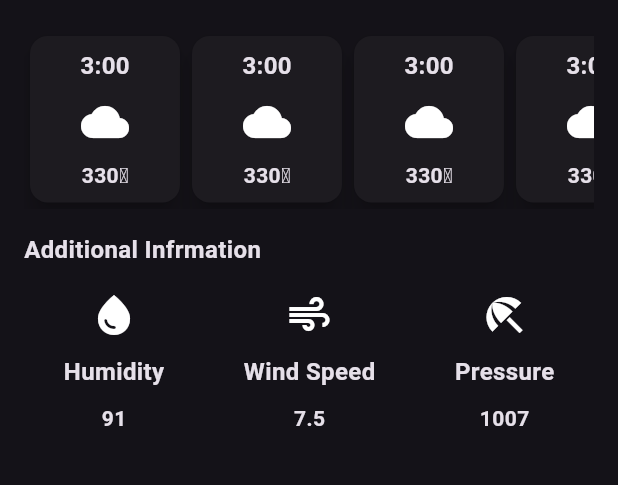
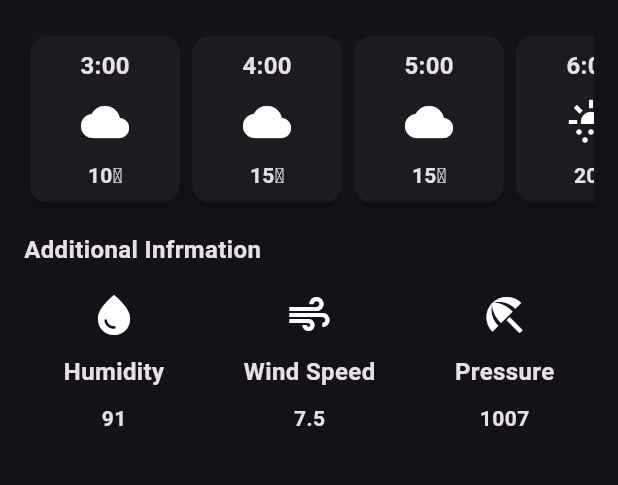
Before and after one commit to ashokstha61/weather_app, a Flutter app: the screen it shows after launch, on a phone screen of 412 x 824 dp, the part 474-959 px from its top. Run offline on Flutter 3.47's test engine with Material 2 defaults, Android fonts, the phone set to English and light mode, and no system bars.

Commit message:
hourly forcast modified by using constructor

```diff
--- a/lib/hourly_forcast_item.dart
+++ b/lib/hourly_forcast_item.dart
@@ -1,7 +1,15 @@
 import 'package:flutter/material.dart';
 
 class HourlyForcastItem extends StatelessWidget {
-  const HourlyForcastItem({super.key});
+  final String time;
+  final String temperature;
+  final IconData icon;
+  const HourlyForcastItem({
+    super.key,
+    required this.time,
+    required this.temperature,
+    required this.icon,
+  });
 
   @override
   Widget build(BuildContext context) {
@@ -11,24 +19,24 @@ class HourlyForcastItem extends StatelessWidget {
         width: 100,
         padding: const EdgeInsets.all(8.0),
         decoration: BoxDecoration(borderRadius: BorderRadius.circular(10)),
-        child: const Column(
+        child:  Column(
           children: [
             Text(
-              '3:00',
+              time,
               style: TextStyle(fontSize: 16, fontWeight: FontWeight.bold),
             ),
-            SizedBox(
+            const SizedBox(
               height: 10,
             ),
             Icon(
-              Icons.cloud,
+              icon,
               size: 32,
             ),
-            SizedBox(
+            const SizedBox(
               height: 10,
             ),
             Text(
-              '330℉',
+              temperature,
               style: TextStyle(fontSize: 14, fontWeight: FontWeight.bold),
             ),
           ],
--- a/lib/weather_screen.dart
+++ b/lib/weather_screen.dart
@@ -93,14 +93,46 @@ class WeatherScreen extends StatelessWidget {
               scrollDirection: Axis.horizontal,
               child: Row(
                 children: [
-                  HourlyForcastItem(),
-                  HourlyForcastItem(),
-                  HourlyForcastItem(),
-                  HourlyForcastItem(),
-                  HourlyForcastItem(),
-                  HourlyForcastItem(),
-                  HourlyForcastItem(),
-                  HourlyForcastItem(),
+                  HourlyForcastItem(
+                    time: '3:00',
+                    temperature: '10℃',
+                    icon: Icons.cloud,
+                  ),
+                  HourlyForcastItem(
+                    time: '4:00',
+                    temperature: '15℃',
+                    icon: Icons.cloud,
+                  ),
+                  HourlyForcastItem(
+                    time: '5:00',
+                    temperature: '15℃',
+                    icon: Icons.cloud,
+                  ),
+                  HourlyForcastItem(
+                    time: '6:00',
+                    temperature: '20℃',
+                    icon: Icons.sunny_snowing,
+                  ),
+                  HourlyForcastItem(
+                    time: '7:00',
+                    temperature: '16℃',
+                    icon: Icons.water_drop_outlined,
+                  ),
+                  HourlyForcastItem(
+                    time: '8:00',
+                    temperature: '19℃',
+                    icon: Icons.cloud,
+                  ),
+                  HourlyForcastItem(
+                    time: '9:00',
+                    temperature: '25℃',
+                    icon: Icons.sunny,
+                  ),
+                  HourlyForcastItem(
+                    time: '10:00',
+                    temperature: '32℃',
+                    icon: Icons.sunny,
+                  ),
                 ],
               ),
             ),
```
Lines whose indentation alone changed are shown as unchanged.
